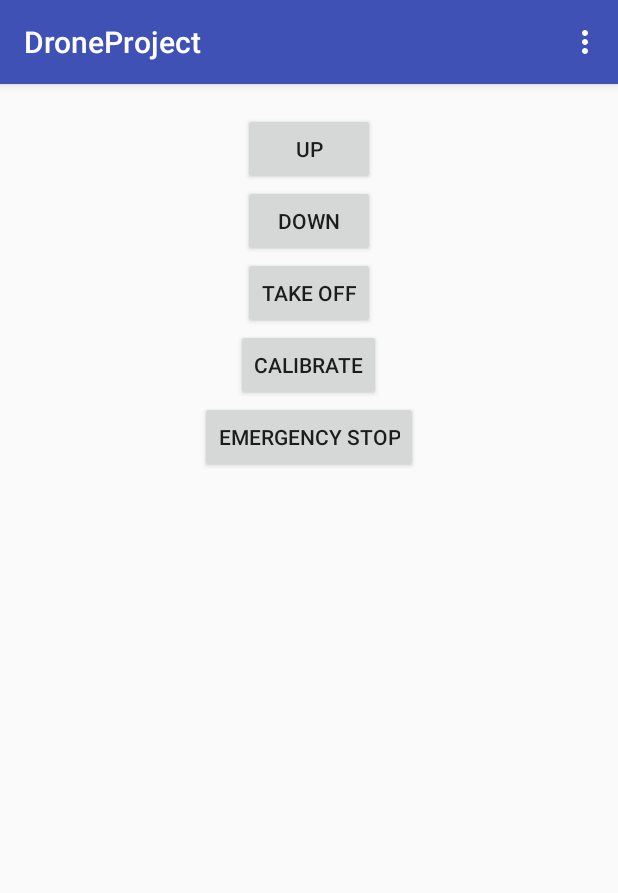
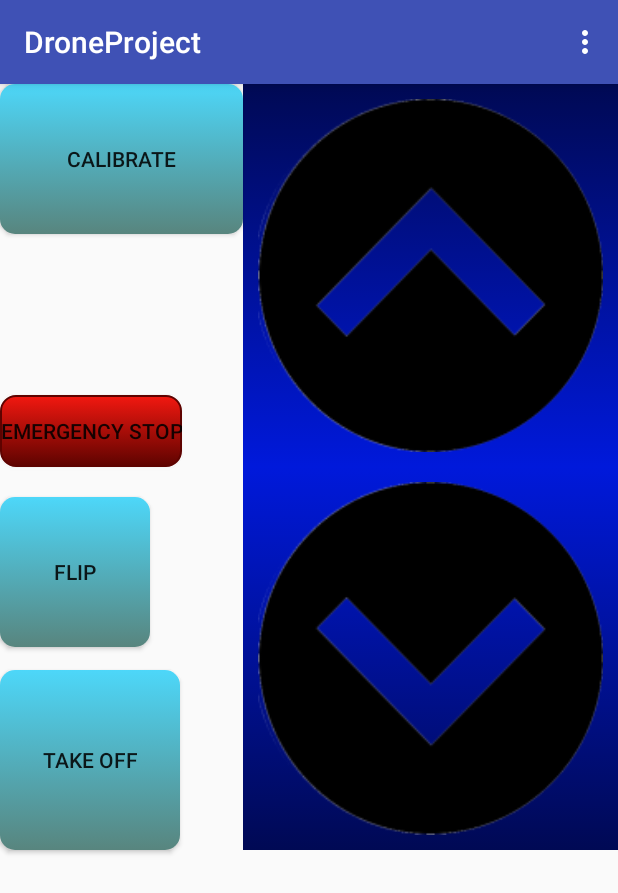
Before and after one commit to JZHeadley/DroneProject, an Android app: the ControllerDebugActivity screen opened directly, with no data from a screen before it, on a phone screen of 412 x 824 dp. Shown: the top 893 px of the screen. Run offline under Robolectric (Android 15) with nearby library versions, the phone set to English and light mode, and no system bars; our stand-ins replace ButterKnife.

Commit message:
Prettier....kinda

```diff
--- a/app/src/main/AndroidManifest.xml
+++ b/app/src/main/AndroidManifest.xml
@@ -8,6 +8,7 @@
     <uses-permission android:name="android.permission.WRITE_EXTERNAL_STORAGE" />
     <uses-permission android:name="android.permission.ACCESS_COARSE_LOCATION" />
     <uses-permission android:name="android.permission.ACCESS_FINE_LOCATION" />
+    <uses-permission android:name="android.permission.VIBRATE"/>
     <!-- Make accelerometer and gyroscope hard requirements for good head tracking. -->
     <uses-feature
         android:name="android.hardware.sensor.accelerometer"
--- a/app/src/main/java/com/jzheadley/droneproject/ui/ControllerDebugActivity.java
+++ b/app/src/main/java/com/jzheadley/droneproject/ui/ControllerDebugActivity.java
@@ -3,10 +3,13 @@ package com.jzheadley.droneproject.ui;
 import android.app.Activity;
 import android.bluetooth.BluetoothAdapter;
 import android.bluetooth.BluetoothDevice;
+import android.content.Context;
 import android.content.Intent;
+import android.graphics.drawable.Drawable;
 import android.os.Bundle;
 import android.os.Handler;
 import android.os.Message;
+import android.os.Vibrator;
 import android.support.v7.app.AppCompatActivity;
 import android.util.Log;
 import android.view.Menu;
@@ -98,6 +101,17 @@ public class ControllerDebugActivity extends AppCompatActivity implements Orient
     private Orientation orientationSensor;
     private boolean hasTakenOff = false;
 
+    public void vibrate(){
+        Vibrator vib = (Vibrator) getSystemService(Context.VIBRATOR_SERVICE);
+        vib.vibrate(300);
+    }
+
+    public void vibratePattern(){
+        Vibrator vib = (Vibrator) getSystemService(Context.VIBRATOR_SERVICE);
+        long[] pattern = {0, 150, 800};
+        vib.vibrate(pattern, 3);
+    }
+
     @Override
     protected void onCreate(Bundle savedInstanceState) {
         super.onCreate(savedInstanceState);
@@ -129,11 +143,14 @@ public class ControllerDebugActivity extends AppCompatActivity implements Orient
                 switch (motionEvent.getAction()) {
                     case MotionEvent.ACTION_DOWN:
                         Log.d(TAG, "onTouch: LOOP ACTION DOWN");
+                        vibratePattern();
+                        view.setPressed(true);
                         sendMessage(Constants.MESSAGE_UP_START + "");
                         return true;
                     // break;
                     case MotionEvent.ACTION_UP:
                         Log.d(TAG, "onTouch: LOOP ACTION UP");
+                        view.setPressed(false);
                         sendMessage(Constants.MESSAGE_UP_STOP + "");
                         return true;
                 }
@@ -146,11 +163,14 @@ public class ControllerDebugActivity extends AppCompatActivity implements Orient
             public boolean onTouch(View view, MotionEvent motionEvent) {
                 switch (motionEvent.getAction()) {
                     case MotionEvent.ACTION_DOWN:
+                        vibrate();
+                        view.setPressed(true);
                         Log.d(TAG, "onTouch: LOOP ACTION DOWN");
                         sendMessage(Constants.MESSAGE_DOWN_START + "");
                         return true;
                     // break;
                     case MotionEvent.ACTION_UP:
+                        view.setPressed(false);
                         Log.d(TAG, "onTouch: LOOP ACTION UP");
                         sendMessage(Constants.MESSAGE_DOWN_STOP + "");
                         return true;
--- /dev/null
+++ b/app/src/main/res/drawable-xxhdpi/down_button_normal.xml
@@ -0,0 +1,24 @@
+<?xml version="1.0" encoding="utf-8"?>
+<layer-list xmlns:android="http://schemas.android.com/apk/res/android"
+    android:layout_width="match_parent"
+    android:layout_height="match_parent">
+    <item>
+        <shape android:shape="rectangle">
+            <!--<stroke
+                android:width="1dip"
+                android:color="#5e7974" />-->
+            <gradient
+                android:angle="-90"
+                android:endColor="#000954"
+                android:startColor="#0019db" />
+            <padding
+                android:bottom="10dp"
+                android:left="10dp"
+                android:right="10dp"
+                android:top="10dp" />
+        </shape>
+    </item>
+    <item
+        android:drawable="@drawable/down_arrow"
+        />
+</layer-list>
--- /dev/null
+++ b/app/src/main/res/drawable-xxhdpi/down_button_pressed.xml
@@ -0,0 +1,20 @@
+<?xml version="1.0" encoding="utf-8"?>
+<layer-list xmlns:android="http://schemas.android.com/apk/res/android"
+    android:layout_width="match_parent"
+    android:layout_height="match_parent">
+    <item>
+        <shape android:shape="rectangle">
+            <gradient
+                android:angle="-90"
+                android:endColor="#000954"
+                android:startColor="#0019db" />
+            <padding
+                android:bottom="10dp"
+                android:left="10dp"
+                android:right="10dp"
+                android:top="10dp" />
+        </shape>
+    </item>
+    <item
+        android:drawable="@drawable/down_arrow_pressed" />
+</layer-list>
--- /dev/null
+++ b/app/src/main/res/drawable-xxhdpi/up_button_normal.xml
@@ -0,0 +1,21 @@
+<?xml version="1.0" encoding="utf-8"?>
+<layer-list xmlns:android="http://schemas.android.com/apk/res/android"
+    android:layout_width="match_parent"
+    android:layout_height="match_parent">
+    <item>
+        <shape android:shape="rectangle">
+            <gradient
+                android:angle="-90"
+                android:endColor="#0019db"
+                android:startColor="#000954" />
+            <padding
+                android:bottom="10dp"
+                android:left="10dp"
+                android:right="10dp"
+                android:top="10dp" />
+        </shape>
+    </item>
+    <item
+        android:drawable="@drawable/up_arrow"
+    />
+</layer-list>
--- /dev/null
+++ b/app/src/main/res/drawable-xxhdpi/up_button_pressed.xml
@@ -0,0 +1,21 @@
+<?xml version="1.0" encoding="utf-8"?>
+<layer-list xmlns:android="http://schemas.android.com/apk/res/android"
+    android:layout_width="match_parent"
+    android:layout_height="match_parent">
+    <item>
+        <shape android:shape="rectangle">
+            <gradient
+                android:angle="-90"
+                android:endColor="#0019db"
+                android:startColor="#000954" />
+            <padding
+                android:bottom="10dp"
+                android:left="10dp"
+                android:right="10dp"
+                android:top="10dp" />
+        </shape>
+    </item>
+    <item
+        android:drawable="@drawable/up_arrow_pressed"
+    />
+</layer-list>
--- a/app/src/main/res/layout/activity_controller_debug.xml
+++ b/app/src/main/res/layout/activity_controller_debug.xml
@@ -1,44 +1,68 @@
 <?xml version="1.0" encoding="utf-8"?>
-<LinearLayout xmlns:android="http://schemas.android.com/apk/res/android"
+<RelativeLayout xmlns:android="http://schemas.android.com/apk/res/android"
     xmlns:tools="http://schemas.android.com/tools"
+    android:layout_width="match_parent"
+    android:layout_height="match_parent"
     android:gravity="center_horizontal"
-    android:layout_height="match_parent"
-    android:layout_width="match_parent"
     android:orientation="vertical"
     tools:context="com.jzheadley.droneproject.ui.ControllerDebugActivity">
 
     <TextView
         android:id="@+id/debug_controller_txtView"
-        android:layout_height="wrap_content"
-        android:layout_width="wrap_content" />
+        android:layout_width="wrap_content"
+        android:layout_height="wrap_content" />
 
     <Button
         android:id="@+id/drone_up_btn"
-        android:layout_height="wrap_content"
-        android:layout_width="wrap_content"
-        android:text="@string/up_btn_txt" />
+        android:background="@xml/up_button"
+        android:layout_width="250dp"
+        android:layout_height="255dp"
+        android:layout_alignParentRight="true"
+        style="?android:attr/borderlessButtonStyle"
+         />
 
     <Button
         android:id="@+id/drone_down_btn"
-        android:layout_height="wrap_content"
-        android:layout_width="wrap_content"
-        android:text="@string/down_btn_txt" />
+        android:background="@xml/down_button"
+        android:layout_width="250dp"
+        android:layout_height="255dp"
+        android:layout_alignParentRight="true"
+        android:layout_below="@id/drone_up_btn"
+        style="?android:attr/borderlessButtonStyle"
+         />
+
+    <Button
+        android:id="@+id/calibrate_drone_btn"
+        android:layout_width="300dp"
+        android:layout_height="100dp"
+        android:layout_toLeftOf="@+id/drone_up_btn"
+        android:layout_alignParentTop="true"
+        android:background="@xml/button_round"
+        android:text="@string/calibrate_btn_txt" />
 
     <Button
         android:id="@+id/drone_takeoff_land_btn"
-        android:layout_height="wrap_content"
-        android:layout_width="wrap_content"
+        android:layout_width="120dp"
+        android:layout_height="120dp"
+        android:layout_alignBottom="@id/drone_down_btn"
+        android:layout_alignParentLeft="true"
+        android:background="@xml/button_round"
         android:text="@string/take_off" />
 
     <Button
-        android:id="@+id/calibrate_drone_btn"
+        android:id="@+id/drone_emergency_btn"
+        android:layout_width="wrap_content"
         android:layout_height="wrap_content"
-        android:layout_width="wrap_content"
-        android:text="@string/calibrate_btn_txt" />
+        android:layout_alignBottom="@id/drone_up_btn"
+        android:background="@xml/button_red"
+        android:text="@string/emergency_stop_btn_txt" />
 
     <Button
-        android:id="@+id/drone_emergency_btn"
-        android:layout_height="wrap_content"
-        android:layout_width="wrap_content"
-        android:text="@string/emergency_stop_btn_txt" />
-</LinearLayout>
+        android:id="@+id/flip_btn"
+        android:layout_width="100dp"
+        android:layout_height="100dp"
+        android:layout_below="@id/drone_emergency_btn"
+        android:layout_marginTop="20dp"
+        android:background="@xml/button_round"
+        android:text="@string/flip_btn" />
+</RelativeLayout>
--- a/app/src/main/res/values/strings.xml
+++ b/app/src/main/res/values/strings.xml
@@ -20,6 +20,7 @@
     <string name="emergency_stop_btn_txt">Emergency Stop</string>
     <string name="down_btn_txt">Down</string>
     <string name="up_btn_txt">Up</string>
+    <string name="flip_btn">Flip</string>
     <string name="take_off">Take Off</string>
     <string name="calibrate_btn_txt">Calibrate</string>
 </resources>
--- /dev/null
+++ b/app/src/main/res/xml/button.xml
@@ -0,0 +1,18 @@
+<?xml version="1.0" encoding="utf-8"?>
+<selector xmlns:android="http://schemas.android.com/apk/res/android" >
+    <item android:state_pressed="true" >
+        <shape android:shape="rectangle"  >
+            <gradient android:angle="-90" android:startColor="#345953" android:endColor="#45c7e8"  />
+        </shape>
+    </item>
+    <item android:state_focused="true">
+        <shape android:shape="rectangle"  >
+            <solid android:color="#58857e"/>
+        </shape>
+    </item>
+    <item >
+        <shape android:shape="rectangle"  >
+            <gradient android:angle="-90" android:startColor="#4dd7f9" android:endColor="#58857e" />
+        </shape>
+    </item>
+</selector>
--- /dev/null
+++ b/app/src/main/res/xml/button_red.xml
@@ -0,0 +1,24 @@
+<?xml version="1.0" encoding="utf-8"?>
+<selector xmlns:android="http://schemas.android.com/apk/res/android" >
+    <item android:state_pressed="true" >
+        <shape android:shape="rectangle"  >
+            <corners android:radius="10dp" />
+            <stroke android:width="1dip" android:color="#f21810" />
+            <gradient android:angle="-90" android:startColor="#5e0300" android:endColor="#f21810"  />
+        </shape>
+    </item>
+    <item android:state_focused="true">
+        <shape android:shape="rectangle"  >
+            <corners android:radius="10dp" />
+            <stroke android:width="1dip" android:color="#5e0300" />
+            <solid android:color="#5e0300"/>
+        </shape>
+    </item>
+    <item >
+        <shape android:shape="rectangle"  >
+            <corners android:radius="10dp" />
+            <stroke android:width="1dip" android:color="#5e0300" />
+            <gradient android:angle="-90" android:startColor="#f21810" android:endColor="#5e0300" />
+        </shape>
+    </item>
+</selector>
--- /dev/null
+++ b/app/src/main/res/xml/button_round.xml
@@ -0,0 +1,21 @@
+<?xml version="1.0" encoding="utf-8"?>
+<selector xmlns:android="http://schemas.android.com/apk/res/android" >
+    <item android:state_pressed="true" >
+        <shape android:shape="rectangle"  >
+            <corners android:radius="10dp" />
+            <gradient android:angle="-90" android:startColor="#345953" android:endColor="#45c7e8"  />
+        </shape>
+    </item>
+    <item android:state_focused="true">
+        <shape android:shape="rectangle"  >
+            <corners android:radius="10dp" />
+            <solid android:color="#58857e"/>
+        </shape>
+    </item>
+    <item >
+        <shape android:shape="rectangle"  >
+            <corners android:radius="10dp" />
+            <gradient android:angle="-90" android:startColor="#4dd7f9" android:endColor="#58857e" />
+        </shape>
+    </item>
+</selector>
--- /dev/null
+++ b/app/src/main/res/xml/down_button.xml
@@ -0,0 +1,6 @@
+<?xml version="1.0" encoding="utf-8"?>
+<selector xmlns:android="http://schemas.android.com/apk/res/android" >
+    <item android:state_pressed="true" android:drawable="@drawable/down_button_pressed" ></item>
+    <item android:state_focused="true" android:drawable="@drawable/down_button_pressed" ></item>
+    <item android:drawable="@drawable/down_button_normal"></item>
+</selector>
--- /dev/null
+++ b/app/src/main/res/xml/up_button.xml
@@ -0,0 +1,6 @@
+<?xml version="1.0" encoding="utf-8"?>
+<selector xmlns:android="http://schemas.android.com/apk/res/android" >
+    <item android:state_pressed="true" android:drawable="@drawable/up_button_pressed" ></item>
+    <item android:state_focused="true" android:drawable="@drawable/up_button_pressed" ></item>
+    <item android:drawable="@drawable/up_button_normal"></item>
+</selector>
```
Also changed, not shown: app/src/main/res/drawable-xxhdpi/down_arrow.png (added), app/src/main/res/drawable-xxhdpi/down_arrow_pressed.png (added), app/src/main/res/drawable-xxhdpi/up_arrow.png (added), app/src/main/res/drawable-xxhdpi/up_arrow_pressed.png (added).
